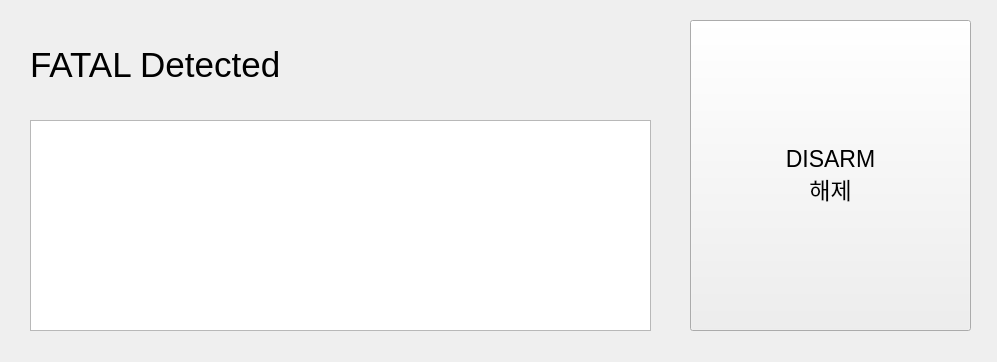
shinkansan/ARTIV, file integraedSW/log_alert/alertScreen.ui: the form before one commit.
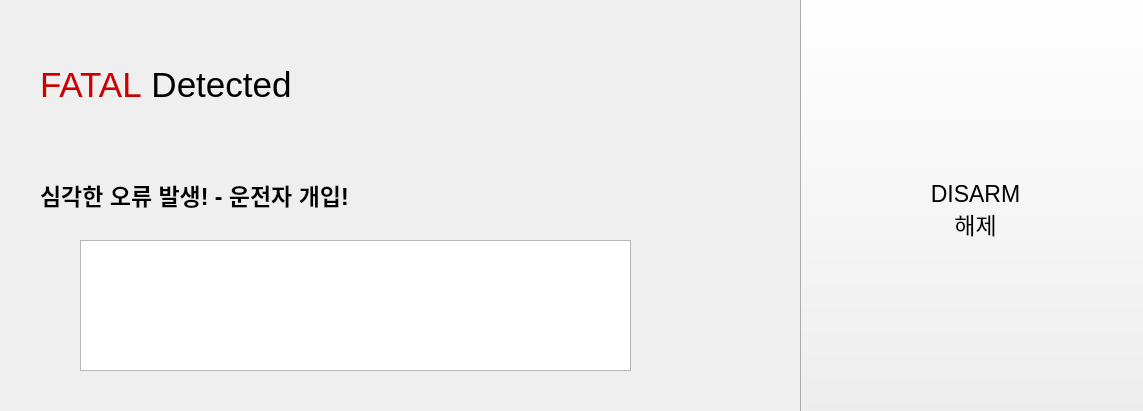
The form after the commit.

```diff
--- a/integraedSW/log_alert/alertScreen.ui
+++ b/integraedSW/log_alert/alertScreen.ui
@@ -6,8 +6,8 @@
    <rect>
     <x>0</x>
     <y>0</y>
-    <width>997</width>
-    <height>362</height>
+    <width>1143</width>
+    <height>411</height>
    </rect>
   </property>
   <property name="windowTitle">
@@ -26,8 +26,8 @@
    <widget class="QLabel" name="label">
     <property name="geometry">
      <rect>
-      <x>30</x>
-      <y>20</y>
+      <x>40</x>
+      <y>40</y>
       <width>621</width>
       <height>91</height>
      </rect>
@@ -38,16 +38,16 @@
      </font>
     </property>
     <property name="text">
-     <string>&lt;html&gt;&lt;head/&gt;&lt;body&gt;&lt;p&gt;&lt;span style=&quot; font-size:26pt;&quot;&gt;FATAL Detected&lt;/span&gt;&lt;/p&gt;&lt;/body&gt;&lt;/html&gt;</string>
+     <string>&lt;html&gt;&lt;head/&gt;&lt;body&gt;&lt;p&gt;&lt;span style=&quot; font-size:26pt; color:#cc0000;&quot;&gt;FATAL&lt;/span&gt;&lt;span style=&quot; font-size:26pt;&quot;&gt; Detected&lt;/span&gt;&lt;/p&gt;&lt;/body&gt;&lt;/html&gt;</string>
     </property>
    </widget>
    <widget class="QPushButton" name="pushButton">
     <property name="geometry">
      <rect>
-      <x>690</x>
-      <y>20</y>
-      <width>281</width>
-      <height>311</height>
+      <x>800</x>
+      <y>-10</y>
+      <width>351</width>
+      <height>441</height>
      </rect>
     </property>
     <property name="font">
@@ -72,12 +72,30 @@
    <widget class="QListWidget" name="listWidget">
     <property name="geometry">
      <rect>
-      <x>30</x>
-      <y>120</y>
+      <x>80</x>
+      <y>240</y>
+      <width>551</width>
+      <height>131</height>
+     </rect>
+    </property>
+   </widget>
+   <widget class="QLabel" name="label_2">
+    <property name="geometry">
+     <rect>
+      <x>40</x>
+      <y>150</y>
       <width>621</width>
-      <height>211</height>
+      <height>91</height>
      </rect>
     </property>
+    <property name="font">
+     <font>
+      <pointsize>17</pointsize>
+     </font>
+    </property>
+    <property name="text">
+     <string>&lt;html&gt;&lt;head/&gt;&lt;body&gt;&lt;p&gt;&lt;span style=&quot; font-weight:600;&quot;&gt;심각한 오류 발생! - 운전자 개입!&lt;/span&gt;&lt;/p&gt;&lt;/body&gt;&lt;/html&gt;</string>
+    </property>
    </widget>
   </widget>
  </widget>
```
